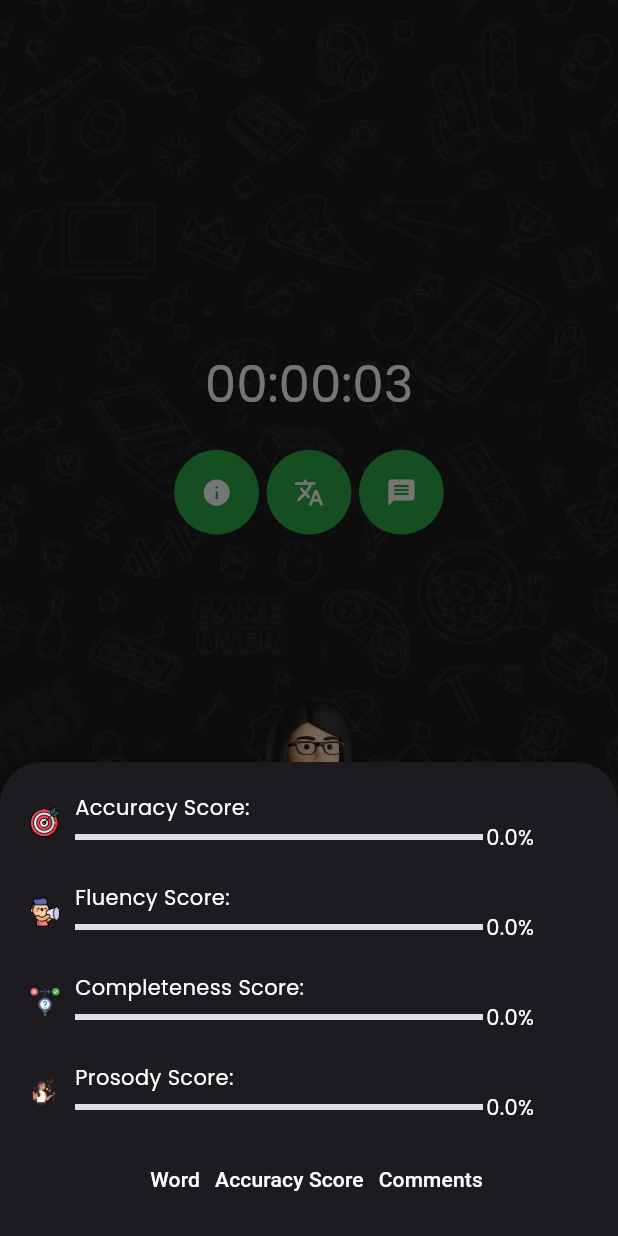
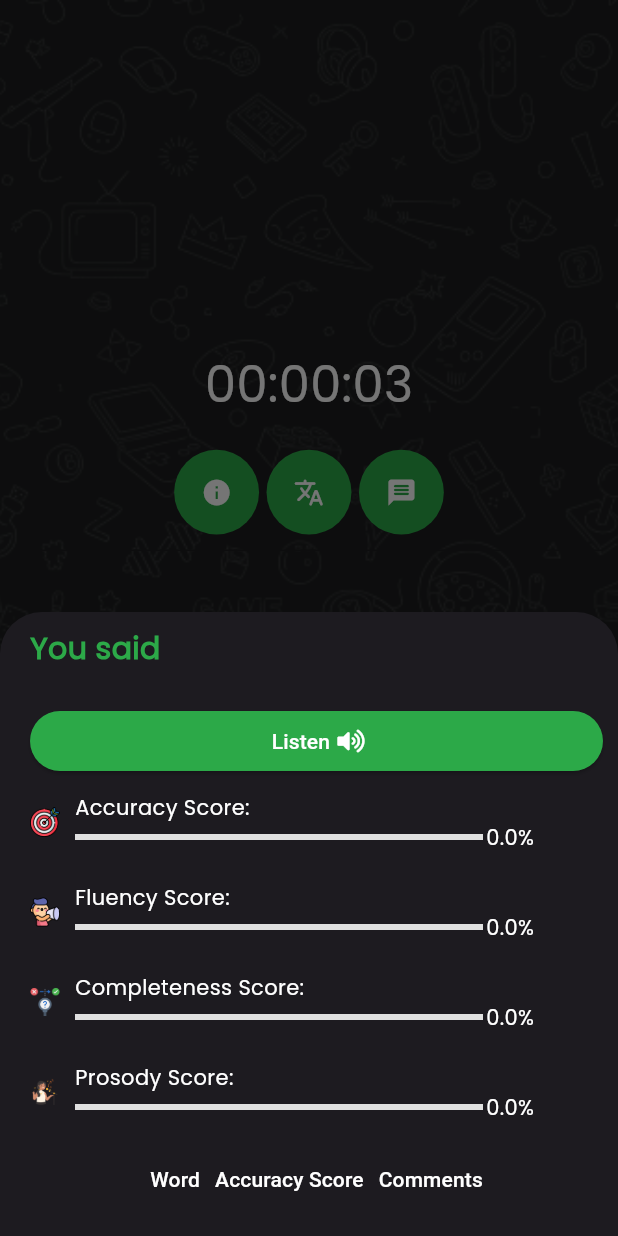
Before and after one commit to MAHMUDURRAHMANARNOB/risho_speech, a Flutter app: the CallingScreenMobile screen opened directly with empty values, after a tap on the "info" icon, on a phone screen of 412 x 824 dp. Run offline on Flutter 3.47's test engine with Material 3 defaults, Android fonts, the phone set to English and light mode, and no system bars; drawn by our look-alikes of avatar_glow, upgrader; our stand-ins replace audioplayers, flutter_otp_text_field, flutter_spinkit, fluttertoast, font_awesome_flutter, liquid_pull_to_refresh and 2 more; missing offline and left inert: record, shurjopay; accounts and stored records are empty; network calls fail; statements that could not run were skipped.

Commit message:
feat: feature added
- User text and audio added in call

```diff
--- a/lib/screens/Mobile/CallingScreenMobile.dart
+++ b/lib/screens/Mobile/CallingScreenMobile.dart
@@ -5,6 +5,7 @@ import 'package:audioplayers/audioplayers.dart';
 import 'package:avatar_glow/avatar_glow.dart';
 import 'package:flutter/material.dart';
 import 'package:flutter_spinkit/flutter_spinkit.dart';
+import 'package:font_awesome_flutter/font_awesome_flutter.dart';
 import 'package:permission_handler/permission_handler.dart';
 import 'package:provider/provider.dart';
 import 'package:record/record.dart';
@@ -89,6 +90,7 @@ class _CallingScreenMobileState extends State<CallingScreenMobile> {
   late double _completenessScore = 0.0;
   late double _prosodyScore = 0.0;
   late String _userText = '';
+  late String _userAudio = '';
   late String _userTranslation = '';
   late List<WordScore>? _words = [];
 
@@ -333,6 +335,7 @@ class _CallingScreenMobileState extends State<CallingScreenMobile> {
                                   _fluencyScore,
                                   _completenessScore,
                                   _prosodyScore,
+                                  _userAudio,
                                   _words);
                             },
                             icon: Container(
@@ -590,6 +593,8 @@ class _CallingScreenMobileState extends State<CallingScreenMobile> {
             _userText =
                 callConversationProvider.callConversationResponse!.userText ??
                     "";
+            _userAudio = callConversationProvider.callConversationResponse!.userAudio ??
+                "";
             _userTranslation =
                 callConversationProvider.callConversationResponse!.userTextBn ??
                     "Not Found";
@@ -741,6 +746,7 @@ class _CallingScreenMobileState extends State<CallingScreenMobile> {
                                     fluencyScore,
                                     completenessScore,
                                     prosodyScore,
+                                    _userAudio,
                                     words);
                                 /*fetchDataAndShowBottomSheet(userText, "F")
                                   .whenComplete(() {
@@ -854,6 +860,7 @@ class _CallingScreenMobileState extends State<CallingScreenMobile> {
     double fluencyScore,
     double completenessScore,
     double prosodyScore,
+    String userAudio,
     List<WordScore>? words,
   ) {
     // print("words: ${words?[2].word}");
@@ -867,11 +874,46 @@ class _CallingScreenMobileState extends State<CallingScreenMobile> {
             padding: EdgeInsets.all(10.0),
             child: Column(
               mainAxisAlignment: MainAxisAlignment.center,
+              crossAxisAlignment: CrossAxisAlignment.start,
               children: [
-                /*Text(
+                Column(
+                  crossAxisAlignment: CrossAxisAlignment.start,
+                  children: [
+                    const Text(
+                      "You said",
+                      style: TextStyle(
+                          fontSize: 20,
+                          fontWeight: FontWeight.bold,
+                          color: AppColors.primaryColor),
+                    ),
+                    Text(
                       userText,
-                  style: TextStyle(fontSize: 24, fontWeight: FontWeight.bold),
-                ),*/
+                      style:
+                          TextStyle(fontSize: 16, fontWeight: FontWeight.bold),
+                    ),
+                    ElevatedButton(
+                        style: ElevatedButton.styleFrom(backgroundColor: AppColors.primaryColor),
+                      onPressed: () {
+                        Source urlSource = UrlSource(userAudio);
+                        audioPlayer.play(urlSource);
+                      },
+                      child: Padding(
+                        padding: const EdgeInsets.all(8.0),
+                        child: Row(
+                          mainAxisAlignment: MainAxisAlignment.center,
+                          children: [
+                            Text("Listen",style: TextStyle(color: Colors.white),),
+                            SizedBox(width: 5.0,),
+                            Icon(FontAwesomeIcons.volumeUp,size: 16,color: Colors.white,),
+                          ],
+                        ),
+                      ),
+                    ),
+                  ],
+                ),
+                Column(
+                  crossAxisAlignment: CrossAxisAlignment.center,
+                  children: [
                     Row(
                       mainAxisAlignment: MainAxisAlignment.center,
                       children: [
@@ -893,10 +935,11 @@ class _CallingScreenMobileState extends State<CallingScreenMobile> {
                                     Expanded(
                                       flex: 8,
                                       child: LinearProgressIndicator(
-                                    value: accuracyScore /
-                                        100, // value should be between 0 and 1
+                                        value: accuracyScore / 100,
+                                        // value should be between 0 and 1
                                         backgroundColor: Colors.grey[300],
-                                    valueColor: AlwaysStoppedAnimation<Color>(
+                                        valueColor:
+                                            AlwaysStoppedAnimation<Color>(
                                                 AppColors.primaryColor),
                                       ),
                                     ),
@@ -905,7 +948,8 @@ class _CallingScreenMobileState extends State<CallingScreenMobile> {
                                     ),
                                     Expanded(
                                       flex: 2,
-                                  child: Text("${accuracyScore.toString()}%"),
+                                      child:
+                                          Text("${accuracyScore.toString()}%"),
                                     ),
                                   ],
                                 ),
@@ -936,10 +980,11 @@ class _CallingScreenMobileState extends State<CallingScreenMobile> {
                                     Expanded(
                                       flex: 8,
                                       child: LinearProgressIndicator(
-                                    value: fluencyScore /
-                                        100, // value should be between 0 and 1
+                                        value: fluencyScore / 100,
+                                        // value should be between 0 and 1
                                         backgroundColor: Colors.grey[300],
-                                    valueColor: AlwaysStoppedAnimation<Color>(
+                                        valueColor:
+                                            AlwaysStoppedAnimation<Color>(
                                                 AppColors.primaryColor),
                                       ),
                                     ),
@@ -948,7 +993,8 @@ class _CallingScreenMobileState extends State<CallingScreenMobile> {
                                     ),
                                     Expanded(
                                       flex: 2,
-                                  child: Text("${fluencyScore.toString()}%"),
+                                      child:
+                                          Text("${fluencyScore.toString()}%"),
                                     ),
                                   ],
                                 ),
@@ -979,10 +1025,11 @@ class _CallingScreenMobileState extends State<CallingScreenMobile> {
                                     Expanded(
                                       flex: 8,
                                       child: LinearProgressIndicator(
-                                    value: completenessScore /
-                                        100, // value should be between 0 and 1
+                                        value: completenessScore / 100,
+                                        // value should be between 0 and 1
                                         backgroundColor: Colors.grey[300],
-                                    valueColor: AlwaysStoppedAnimation<Color>(
+                                        valueColor:
+                                            AlwaysStoppedAnimation<Color>(
                                                 AppColors.primaryColor),
                                       ),
                                     ),
@@ -991,8 +1038,8 @@ class _CallingScreenMobileState extends State<CallingScreenMobile> {
                                     ),
                                     Expanded(
                                       flex: 2,
-                                  child:
-                                      Text("${completenessScore.toString()}%"),
+                                      child: Text(
+                                          "${completenessScore.toString()}%"),
                                     ),
                                   ],
                                 ),
@@ -1023,10 +1070,11 @@ class _CallingScreenMobileState extends State<CallingScreenMobile> {
                                     Expanded(
                                       flex: 8,
                                       child: LinearProgressIndicator(
-                                    value: prosodyScore /
-                                        100, // value should be between 0 and 1
+                                        value: prosodyScore / 100,
+                                        // value should be between 0 and 1
                                         backgroundColor: Colors.grey[300],
-                                    valueColor: AlwaysStoppedAnimation<Color>(
+                                        valueColor:
+                                            AlwaysStoppedAnimation<Color>(
                                                 AppColors.primaryColor),
                                       ),
                                     ),
@@ -1035,7 +1083,8 @@ class _CallingScreenMobileState extends State<CallingScreenMobile> {
                                     ),
                                     Expanded(
                                       flex: 2,
-                                  child: Text("${prosodyScore.toString()}%"),
+                                      child:
+                                          Text("${prosodyScore.toString()}%"),
                                     ),
                                   ],
                                 ),
@@ -1084,6 +1133,8 @@ class _CallingScreenMobileState extends State<CallingScreenMobile> {
                             }).toList() ??
                             [],
                       ),
+                    ),
+                  ],
                 ),
               ],
             ),
--- a/pubspec.yaml
+++ b/pubspec.yaml
@@ -2,7 +2,7 @@ name: risho_speech
 description: "The Risho Speech app is an innovative platform designed to enhance English language learning through advanced AI technology."
 publish_to: 'none' # Remove this line if you wish to publish to pub.dev
 
-version: 1.0.4+5
+version: 1.0.5+6
 
 environment:
   sdk: '>=3.2.6 <4.0.0'
```
Lines whose indentation alone changed are shown as unchanged.
